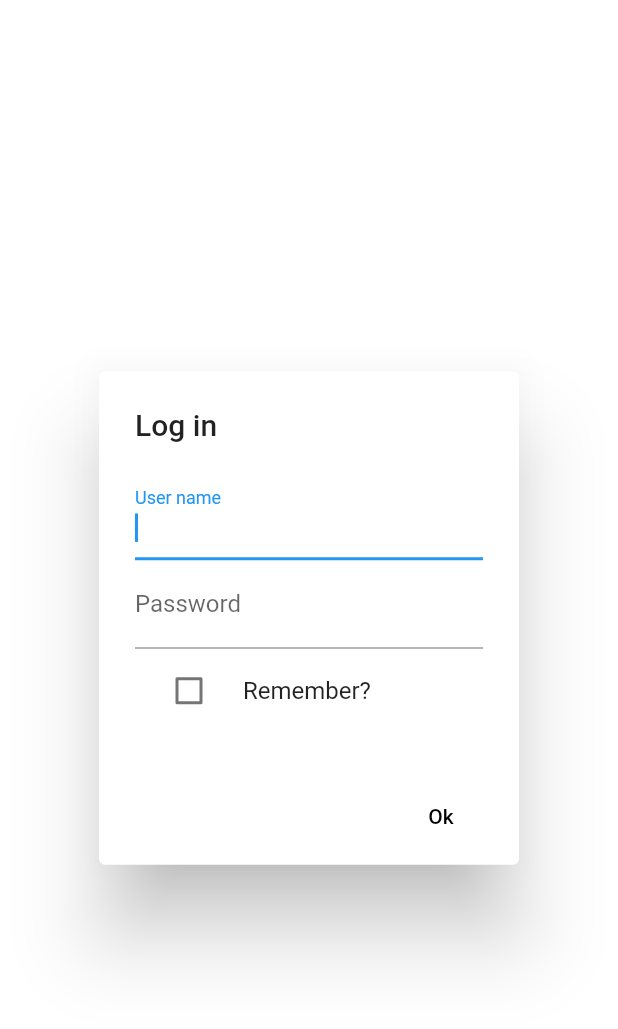
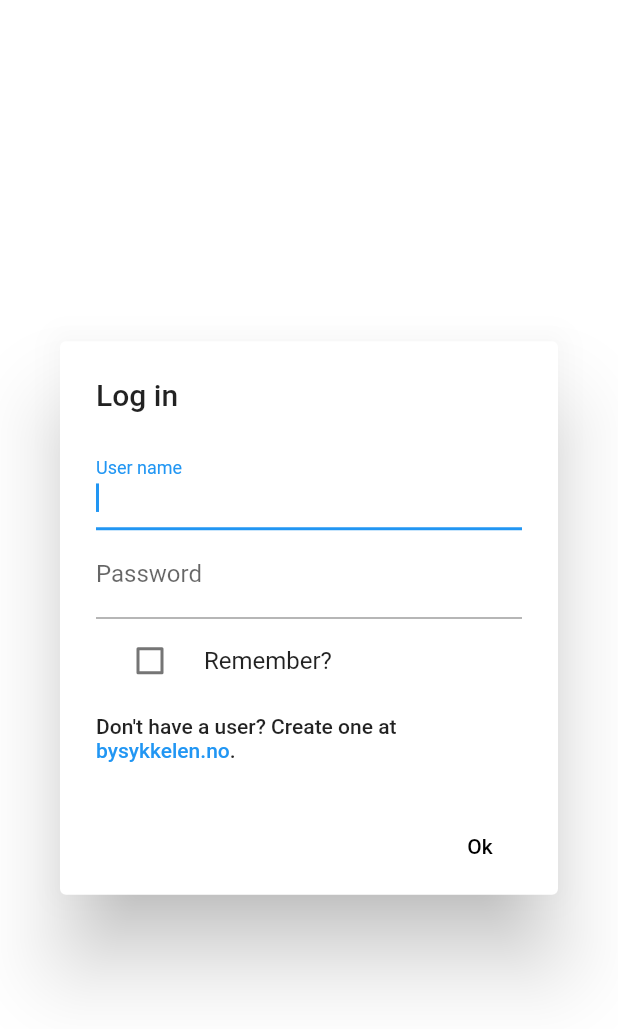
Before and after one commit to joharei/bysykkelen_stavanger, a Flutter app: the PromptForUserNameAndPassword widget shown alone on an empty page, opened directly, on a phone screen of 412 x 824 dp. Shown: the top 1029 px of the screen. Run offline on Flutter 3.47's test engine with Material 2 defaults, Android fonts, the phone set to English and light mode, and no system bars; our stand-ins replace bloc, cookie_jar, dio, equatable, firebase_crashlytics, flutter_bloc and 1 more; accounts and stored records are empty; network calls fail; statements that could not run were skipped.

Commit message:
add link for registering user

```diff
--- a/lib/shared/login_prompt.dart
+++ b/lib/shared/login_prompt.dart
@@ -1,4 +1,6 @@
+import 'package:flutter/gestures.dart';
 import 'package:flutter/material.dart';
+import 'package:url_launcher/url_launcher.dart';
 
 class UsernameAndPassword {
   final String userName;
@@ -33,6 +35,11 @@ class _PromptForUserNameAndPasswordState
 
   @override
   Widget build(BuildContext context) {
+    final ThemeData themeData = Theme.of(context);
+    final TextStyle infoTextStyle = themeData.textTheme.body2;
+    final TextStyle linkStyle =
+        themeData.textTheme.body2.copyWith(color: themeData.accentColor);
+
     return AlertDialog(
       title: Text('Log in'),
       content: Column(
@@ -62,9 +69,27 @@ class _PromptForUserNameAndPasswordState
                   saveCredentials = value;
                 }),
           ),
+          Padding(padding: EdgeInsets.only(top: 8)),
+          RichText(
+            text: TextSpan(children: [
+              TextSpan(
+                style: infoTextStyle,
+                text: 'Don\'t have a user? Create one at ',
+              ),
+              _LinkTextSpan(
+                style: linkStyle,
+                text: 'bysykkelen.no',
+                url: 'https://my.bysykkelen.no/nb/account/register',
+              ),
+              TextSpan(
+                style: infoTextStyle,
+                text: '.',
+              )
+            ]),
+          ),
         ],
       ),
-      actions: <Widget>[
+      actions: [
         FlatButton(
           child: Text('Ok'),
           onPressed: () {
@@ -79,3 +104,18 @@ class _PromptForUserNameAndPasswordState
     );
   }
 }
+
+class _LinkTextSpan extends TextSpan {
+  _LinkTextSpan({
+    TextStyle style,
+    @required String url,
+    String text,
+  }) : super(
+          style: style,
+          text: text ?? url,
+          recognizer: TapGestureRecognizer()
+            ..onTap = () {
+              launch(url, forceSafariVC: false);
+            },
+        );
+}
--- a/pubspec.yaml
+++ b/pubspec.yaml
@@ -20,6 +20,7 @@ dependencies:
   google_maps_flutter: ^0.5.15
   firebase_crashlytics: ^0.0.4+4
   provider: ^3.0.0+1
+  url_launcher: ^5.0.3
 
 dev_dependencies:
   flutter_test:
```
Also changed, not shown: pubspec.lock.
